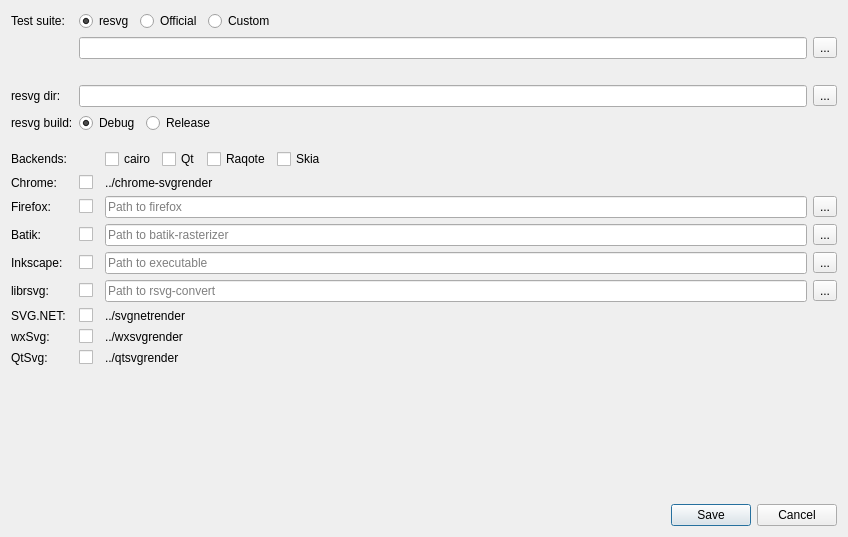
Before: the Qt Designer form tools/vdiff/src/settingsdialog.ui in RazrFalcon/resvg-test-suite, drawn with Qt 5.
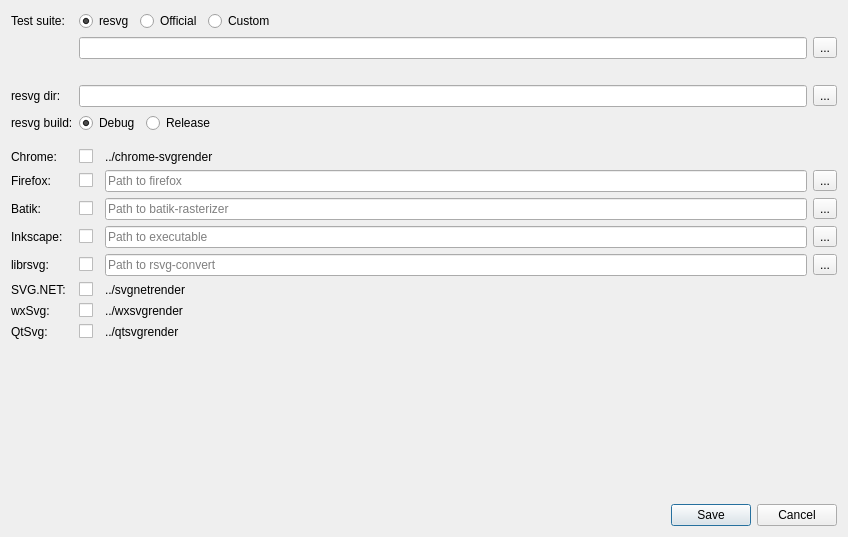
After: the same form once the commit is applied.

Diff of the .ui file:
```diff
--- a/tools/vdiff/src/settingsdialog.ui
+++ b/tools/vdiff/src/settingsdialog.ui
@@ -16,118 +16,140 @@
   <layout class="QVBoxLayout" name="verticalLayout">
    <item>
     <layout class="QGridLayout" name="gridLayout">
-     <item row="0" column="1" colspan="3">
-      <widget class="QWidget" name="widget" native="true">
-       <layout class="QHBoxLayout" name="horizontalLayout_3">
-        <property name="leftMargin">
-         <number>0</number>
-        </property>
-        <property name="topMargin">
-         <number>0</number>
-        </property>
-        <property name="rightMargin">
-         <number>0</number>
-        </property>
-        <property name="bottomMargin">
-         <number>0</number>
-        </property>
-        <item>
-         <widget class="QRadioButton" name="rBtnSuiteResvg">
-          <property name="text">
-           <string>resvg</string>
-          </property>
-          <property name="checked">
-           <bool>true</bool>
-          </property>
-         </widget>
-        </item>
-        <item>
-         <widget class="QRadioButton" name="rBtnSuiteOfficial">
-          <property name="sizePolicy">
-           <sizepolicy hsizetype="Fixed" vsizetype="Fixed">
-            <horstretch>0</horstretch>
-            <verstretch>0</verstretch>
-           </sizepolicy>
-          </property>
-          <property name="text">
-           <string>Official</string>
-          </property>
-         </widget>
-        </item>
-        <item>
-         <widget class="QRadioButton" name="rBtnSuiteCustom">
-          <property name="sizePolicy">
-           <sizepolicy hsizetype="Fixed" vsizetype="Fixed">
-            <horstretch>0</horstretch>
-            <verstretch>0</verstretch>
-           </sizepolicy>
-          </property>
-          <property name="text">
-           <string>Custom</string>
-          </property>
-         </widget>
-        </item>
-        <item>
-         <spacer name="horizontalSpacer">
-          <property name="orientation">
-           <enum>Qt::Horizontal</enum>
-          </property>
-          <property name="sizeHint" stdset="0">
-           <size>
-            <width>40</width>
-            <height>20</height>
-           </size>
-          </property>
-         </spacer>
-        </item>
-       </layout>
-      </widget>
-     </item>
-     <item row="7" column="0">
-      <widget class="QLabel" name="label_2">
+     <item row="15" column="0">
+      <widget class="QLabel" name="label_8">
        <property name="text">
-        <string>Backends:</string>
+        <string>QtSvg:</string>
        </property>
       </widget>
      </item>
-     <item row="8" column="2">
-      <widget class="QLabel" name="label">
-       <property name="text">
-        <string>../chrome-svgrender</string>
+     <item row="12" column="1">
+      <widget class="QCheckBox" name="chBoxUseLibrsvg">
+       <property name="sizePolicy">
+        <sizepolicy hsizetype="Fixed" vsizetype="Fixed">
+         <horstretch>0</horstretch>
+         <verstretch>0</verstretch>
+        </sizepolicy>
        </property>
       </widget>
      </item>
      <item row="3" column="1" colspan="2">
       <widget class="QLineEdit" name="lineEditResvg"/>
      </item>
-     <item row="9" column="0">
+     <item row="8" column="0">
       <widget class="QLabel" name="label_11">
        <property name="text">
         <string>Firefox:</string>
        </property>
       </widget>
      </item>
-     <item row="8" column="1">
-      <widget class="QCheckBox" name="chBoxUseChrome">
-       <property name="sizePolicy">
-        <sizepolicy hsizetype="Fixed" vsizetype="Fixed">
-         <horstretch>0</horstretch>
-         <verstretch>0</verstretch>
-        </sizepolicy>
+     <item row="1" column="3">
+      <widget class="QToolButton" name="btnSelectTest">
+       <property name="text">
+        <string>...</string>
        </property>
       </widget>
      </item>
-     <item row="15" column="0">
-      <widget class="QLabel" name="label_13">
+     <item row="4" column="0" rowspan="2">
+      <widget class="QLabel" name="label_7">
        <property name="text">
-        <string>wxSvg:</string>
+        <string>resvg build:</string>
        </property>
       </widget>
      </item>
-     <item row="1" column="1" colspan="2">
-      <widget class="QLineEdit" name="lineEditTestsPath"/>
+     <item row="12" column="0">
+      <widget class="QLabel" name="label_4">
+       <property name="text">
+        <string>librsvg:</string>
+       </property>
+      </widget>
+     </item>
+     <item row="11" column="2">
+      <widget class="QLineEdit" name="lineEditInkscape">
+       <property name="placeholderText">
+        <string>Path to executable</string>
+       </property>
+      </widget>
      </item>
      <item row="15" column="1">
+      <widget class="QCheckBox" name="chBoxUseQtSvg">
+       <property name="sizePolicy">
+        <sizepolicy hsizetype="Fixed" vsizetype="Fixed">
+         <horstretch>0</horstretch>
+         <verstretch>0</verstretch>
+        </sizepolicy>
+       </property>
+      </widget>
+     </item>
+     <item row="6" column="1">
+      <spacer name="verticalSpacer_5">
+       <property name="orientation">
+        <enum>Qt::Vertical</enum>
+       </property>
+       <property name="sizeHint" stdset="0">
+        <size>
+         <width>20</width>
+         <height>10</height>
+        </size>
+       </property>
+      </spacer>
+     </item>
+     <item row="7" column="2">
+      <widget class="QLabel" name="label">
+       <property name="text">
+        <string>../chrome-svgrender</string>
+       </property>
+      </widget>
+     </item>
+     <item row="13" column="0">
+      <widget class="QLabel" name="label_15">
+       <property name="text">
+        <string>SVG.NET:</string>
+       </property>
+      </widget>
+     </item>
+     <item row="9" column="1" rowspan="2">
+      <widget class="QCheckBox" name="chBoxUseBatik">
+       <property name="sizePolicy">
+        <sizepolicy hsizetype="Fixed" vsizetype="Fixed">
+         <horstretch>0</horstretch>
+         <verstretch>0</verstretch>
+        </sizepolicy>
+       </property>
+      </widget>
+     </item>
+     <item row="8" column="1">
+      <widget class="QCheckBox" name="chBoxUseFirefox">
+       <property name="sizePolicy">
+        <sizepolicy hsizetype="Fixed" vsizetype="Fixed">
+         <horstretch>0</horstretch>
+         <verstretch>0</verstretch>
+        </sizepolicy>
+       </property>
+      </widget>
+     </item>
+     <item row="9" column="0" rowspan="2">
+      <widget class="QLabel" name="label_9">
+       <property name="text">
+        <string>Batik:</string>
+       </property>
+      </widget>
+     </item>
+     <item row="3" column="3">
+      <widget class="QToolButton" name="btnSelectResvg">
+       <property name="text">
+        <string>...</string>
+       </property>
+      </widget>
+     </item>
+     <item row="15" column="2">
+      <widget class="QLabel" name="label_12">
+       <property name="text">
+        <string>../qtsvgrender</string>
+       </property>
+      </widget>
+     </item>
+     <item row="14" column="1">
       <widget class="QCheckBox" name="chBoxUseWxSvg">
        <property name="sizePolicy">
         <sizepolicy hsizetype="Fixed" vsizetype="Fixed">
@@ -178,64 +200,6 @@
        </layout>
       </widget>
      </item>
-     <item row="0" column="0">
-      <widget class="QLabel" name="label_6">
-       <property name="text">
-        <string>Test suite:</string>
-       </property>
-      </widget>
-     </item>
-     <item row="16" column="0">
-      <widget class="QLabel" name="label_8">
-       <property name="text">
-        <string>QtSvg:</string>
-       </property>
-      </widget>
-     </item>
-     <item row="12" column="2">
-      <widget class="QLineEdit" name="lineEditInkscape">
-       <property name="placeholderText">
-        <string>Path to executable</string>
-       </property>
-      </widget>
-     </item>
-     <item row="6" column="1">
-      <spacer name="verticalSpacer_5">
-       <property name="orientation">
-        <enum>Qt::Vertical</enum>
-       </property>
-       <property name="sizeHint" stdset="0">
-        <size>
-         <width>20</width>
-         <height>10</height>
-        </size>
-       </property>
-      </spacer>
-     </item>
-     <item row="12" column="1">
-      <widget class="QCheckBox" name="chBoxUseInkscape">
-       <property name="sizePolicy">
-        <sizepolicy hsizetype="Fixed" vsizetype="Fixed">
-         <horstretch>0</horstretch>
-         <verstretch>0</verstretch>
-        </sizepolicy>
-       </property>
-      </widget>
-     </item>
-     <item row="1" column="3">
-      <widget class="QToolButton" name="btnSelectTest">
-       <property name="text">
-        <string>...</string>
-       </property>
-      </widget>
-     </item>
-     <item row="8" column="0">
-      <widget class="QLabel" name="label_10">
-       <property name="text">
-        <string>Chrome:</string>
-       </property>
-      </widget>
-     </item>
      <item row="2" column="1">
       <spacer name="verticalSpacer_3">
        <property name="orientation">
@@ -249,130 +213,13 @@
        </property>
       </spacer>
      </item>
-     <item row="16" column="1">
-      <widget class="QCheckBox" name="chBoxUseQtSvg">
-       <property name="sizePolicy">
-        <sizepolicy hsizetype="Fixed" vsizetype="Fixed">
-         <horstretch>0</horstretch>
-         <verstretch>0</verstretch>
-        </sizepolicy>
-       </property>
-      </widget>
-     </item>
-     <item row="7" column="2">
-      <layout class="QHBoxLayout" name="horizontalLayout_4">
-       <item>
-        <widget class="QCheckBox" name="chBoxBackendCairo">
-         <property name="text">
-          <string>cairo</string>
-         </property>
-        </widget>
-       </item>
-       <item>
-        <widget class="QCheckBox" name="chBoxBackendQt">
-         <property name="text">
-          <string>Qt</string>
-         </property>
-        </widget>
-       </item>
-       <item>
-        <widget class="QCheckBox" name="chBoxBackendRaqote">
-         <property name="text">
-          <string>Raqote</string>
-         </property>
-        </widget>
-       </item>
-       <item>
-        <widget class="QCheckBox" name="chBoxBackendSkia">
-         <property name="text">
-          <string>Skia</string>
-         </property>
-        </widget>
-       </item>
-       <item>
-        <spacer name="horizontalSpacer_2">
-         <property name="orientation">
-          <enum>Qt::Horizontal</enum>
-         </property>
-         <property name="sizeHint" stdset="0">
-          <size>
-           <width>40</width>
-           <height>20</height>
-          </size>
-         </property>
-        </spacer>
-       </item>
-      </layout>
-     </item>
-     <item row="15" column="2">
+     <item row="14" column="2">
       <widget class="QLabel" name="label_14">
        <property name="text">
         <string>../wxsvgrender</string>
        </property>
       </widget>
      </item>
-     <item row="9" column="1">
-      <widget class="QCheckBox" name="chBoxUseFirefox">
-       <property name="sizePolicy">
-        <sizepolicy hsizetype="Fixed" vsizetype="Fixed">
-         <horstretch>0</horstretch>
-         <verstretch>0</verstretch>
-        </sizepolicy>
-       </property>
-      </widget>
-     </item>
-     <item row="12" column="3">
-      <widget class="QToolButton" name="btnSelectInkscape">
-       <property name="text">
-        <string>...</string>
-       </property>
-      </widget>
-     </item>
-     <item row="16" column="2">
-      <widget class="QLabel" name="label_12">
-       <property name="text">
-        <string>../qtsvgrender</string>
-       </property>
-      </widget>
-     </item>
-     <item row="13" column="2">
-      <widget class="QLineEdit" name="lineEditRsvg">
-       <property name="placeholderText">
-        <string>Path to rsvg-convert</string>
-       </property>
-      </widget>
-     </item>
-     <item row="13" column="1">
-      <widget class="QCheckBox" name="chBoxUseLibrsvg">
-       <property name="sizePolicy">
-        <sizepolicy hsizetype="Fixed" vsizetype="Fixed">
-         <horstretch>0</horstretch>
-         <verstretch>0</verstretch>
-        </sizepolicy>
-       </property>
-      </widget>
-     </item>
-     <item row="12" column="0">
-      <widget class="QLabel" name="label_3">
-       <property name="text">
-        <string>Inkscape:</string>
-       </property>
-      </widget>
-     </item>
-     <item row="13" column="3">
-      <widget class="QToolButton" name="btnSelectRsvg">
-       <property name="text">
-        <string>...</string>
-       </property>
-      </widget>
-     </item>
-     <item row="9" column="2">
-      <widget class="QLineEdit" name="lineEditFirefox">
-       <property name="placeholderText">
-        <string>Path to firefox</string>
-       </property>
-      </widget>
-     </item>
      <item row="3" column="0">
       <widget class="QLabel" name="label_5">
        <property name="text">
@@ -380,42 +227,35 @@
        </property>
       </widget>
      </item>
-     <item row="13" column="0">
-      <widget class="QLabel" name="label_4">
-       <property name="text">
-        <string>librsvg:</string>
+     <item row="8" column="2">
+      <widget class="QLineEdit" name="lineEditFirefox">
+       <property name="placeholderText">
+        <string>Path to firefox</string>
        </property>
       </widget>
      </item>
-     <item row="4" column="0" rowspan="2">
-      <widget class="QLabel" name="label_7">
+     <item row="0" column="0">
+      <widget class="QLabel" name="label_6">
        <property name="text">
-        <string>resvg build:</string>
+        <string>Test suite:</string>
        </property>
       </widget>
      </item>
-     <item row="3" column="3">
-      <widget class="QToolButton" name="btnSelectResvg">
+     <item row="11" column="3">
+      <widget class="QToolButton" name="btnSelectInkscape">
        <property name="text">
         <string>...</string>
        </property>
       </widget>
      </item>
-     <item row="9" column="3">
-      <widget class="QToolButton" name="btnSelectFirefox">
+     <item row="9" column="3" rowspan="2">
+      <widget class="QToolButton" name="btnSelectBatik">
        <property name="text">
         <string>...</string>
        </property>
       </widget>
      </item>
-     <item row="14" column="0">
-      <widget class="QLabel" name="label_15">
-       <property name="text">
-        <string>SVG.NET:</string>
-       </property>
-      </widget>
-     </item>
-     <item row="14" column="1">
+     <item row="13" column="1">
       <widget class="QCheckBox" name="chBoxUseSvgNet">
        <property name="sizePolicy">
         <sizepolicy hsizetype="Fixed" vsizetype="Fixed">
@@ -425,22 +265,36 @@
        </property>
       </widget>
      </item>
-     <item row="14" column="2">
+     <item row="12" column="3">
+      <widget class="QToolButton" name="btnSelectRsvg">
+       <property name="text">
+        <string>...</string>
+       </property>
+      </widget>
+     </item>
+     <item row="8" column="3">
+      <widget class="QToolButton" name="btnSelectFirefox">
+       <property name="text">
+        <string>...</string>
+       </property>
+      </widget>
+     </item>
+     <item row="13" column="2">
       <widget class="QLabel" name="label_16">
        <property name="text">
         <string>../svgnetrender</string>
        </property>
       </widget>
      </item>
-     <item row="10" column="0" rowspan="2">
-      <widget class="QLabel" name="label_9">
-       <property name="text">
-        <string>Batik:</string>
+     <item row="12" column="2">
+      <widget class="QLineEdit" name="lineEditRsvg">
+       <property name="placeholderText">
+        <string>Path to rsvg-convert</string>
        </property>
       </widget>
      </item>
-     <item row="10" column="1" rowspan="2">
-      <widget class="QCheckBox" name="chBoxUseBatik">
+     <item row="7" column="1">
+      <widget class="QCheckBox" name="chBoxUseChrome">
        <property name="sizePolicy">
         <sizepolicy hsizetype="Fixed" vsizetype="Fixed">
          <horstretch>0</horstretch>
@@ -449,17 +303,111 @@
        </property>
       </widget>
      </item>
-     <item row="10" column="2" rowspan="2">
+     <item row="7" column="0">
+      <widget class="QLabel" name="label_10">
+       <property name="text">
+        <string>Chrome:</string>
+       </property>
+      </widget>
+     </item>
+     <item row="9" column="2" rowspan="2">
       <widget class="QLineEdit" name="lineEditBatik">
        <property name="placeholderText">
         <string>Path to batik-rasterizer</string>
        </property>
       </widget>
      </item>
-     <item row="10" column="3" rowspan="2">
-      <widget class="QToolButton" name="btnSelectBatik">
+     <item row="11" column="0">
+      <widget class="QLabel" name="label_3">
        <property name="text">
-        <string>...</string>
+        <string>Inkscape:</string>
+       </property>
+      </widget>
+     </item>
+     <item row="11" column="1">
+      <widget class="QCheckBox" name="chBoxUseInkscape">
+       <property name="sizePolicy">
+        <sizepolicy hsizetype="Fixed" vsizetype="Fixed">
+         <horstretch>0</horstretch>
+         <verstretch>0</verstretch>
+        </sizepolicy>
+       </property>
+      </widget>
+     </item>
+     <item row="0" column="1" colspan="3">
+      <widget class="QWidget" name="widget" native="true">
+       <layout class="QHBoxLayout" name="horizontalLayout_3">
+        <property name="leftMargin">
+         <number>0</number>
+        </property>
+        <property name="topMargin">
+         <number>0</number>
+        </property>
+        <property name="rightMargin">
+         <number>0</number>
+        </property>
+        <property name="bottomMargin">
+         <number>0</number>
+        </property>
+        <item>
+         <widget class="QRadioButton" name="rBtnSuiteResvg">
+          <property name="text">
+           <string>resvg</string>
+          </property>
+          <property name="checked">
+           <bool>true</bool>
+          </property>
+         </widget>
+        </item>
+        <item>
+         <widget class="QRadioButton" name="rBtnSuiteOfficial">
+          <property name="sizePolicy">
+           <sizepolicy hsizetype="Fixed" vsizetype="Fixed">
+            <horstretch>0</horstretch>
+            <verstretch>0</verstretch>
+           </sizepolicy>
+          </property>
+          <property name="text">
+           <string>Official</string>
+          </property>
+         </widget>
+        </item>
+        <item>
+         <widget class="QRadioButton" name="rBtnSuiteCustom">
+          <property name="sizePolicy">
+           <sizepolicy hsizetype="Fixed" vsizetype="Fixed">
+            <horstretch>0</horstretch>
+            <verstretch>0</verstretch>
+           </sizepolicy>
+          </property>
+          <property name="text">
+           <string>Custom</string>
+          </property>
+         </widget>
+        </item>
+        <item>
+         <spacer name="horizontalSpacer">
+          <property name="orientation">
+           <enum>Qt::Horizontal</enum>
+          </property>
+          <property name="sizeHint" stdset="0">
+           <size>
+            <width>40</width>
+            <height>20</height>
+           </size>
+          </property>
+         </spacer>
+        </item>
+       </layout>
+      </widget>
+     </item>
+     <item row="1" column="1" colspan="2">
+      <widget class="QLineEdit" name="lineEditTestsPath"/>
+     </item>
+     <item row="14" column="0">
+      <widget class="QLabel" name="label_13">
+       <property name="text">
+        <string>wxSvg:</string>
        </property>
       </widget>
      </item>
```
